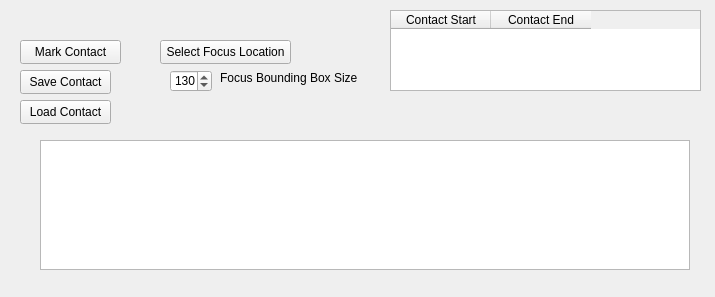
Old version of the form src/WhiskerToolbox/Whisker_Widget/contact_widget.ui in the repository paulmthompson/WhiskerToolbox.
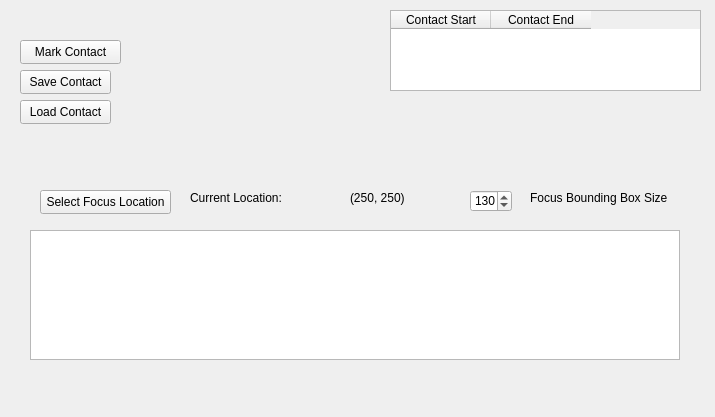
New version of the form.

Commit message: can view the selected pole position

```diff
--- a/src/WhiskerToolbox/Whisker_Widget/contact_widget.ui
+++ b/src/WhiskerToolbox/Whisker_Widget/contact_widget.ui
@@ -7,7 +7,7 @@
     <x>0</x>
     <y>0</y>
     <width>715</width>
-    <height>297</height>
+    <height>417</height>
    </rect>
   </property>
   <property name="windowTitle">
@@ -75,8 +75,8 @@
   <widget class="QGraphicsView" name="graphicsView">
    <property name="geometry">
     <rect>
-     <x>40</x>
-     <y>140</y>
+     <x>30</x>
+     <y>230</y>
      <width>650</width>
      <height>130</height>
     </rect>
@@ -91,8 +91,8 @@
   <widget class="QPushButton" name="pole_select">
    <property name="geometry">
     <rect>
-     <x>160</x>
-     <y>40</y>
+     <x>40</x>
+     <y>190</y>
      <width>131</width>
      <height>24</height>
     </rect>
@@ -104,8 +104,8 @@
   <widget class="QSpinBox" name="bounding_box_size">
    <property name="geometry">
     <rect>
-     <x>170</x>
-     <y>70</y>
+     <x>470</x>
+     <y>190</y>
      <width>42</width>
      <height>22</height>
     </rect>
@@ -120,8 +120,8 @@
   <widget class="QLabel" name="label">
    <property name="geometry">
     <rect>
-     <x>220</x>
-     <y>70</y>
+     <x>530</x>
+     <y>190</y>
      <width>141</width>
      <height>16</height>
     </rect>
@@ -130,6 +130,32 @@
     <string>Focus Bounding Box Size</string>
    </property>
   </widget>
+  <widget class="QLabel" name="label_2">
+   <property name="geometry">
+    <rect>
+     <x>190</x>
+     <y>190</y>
+     <width>121</width>
+     <height>16</height>
+    </rect>
+   </property>
+   <property name="text">
+    <string>Current Location: </string>
+   </property>
+  </widget>
+  <widget class="QLabel" name="current_location_label">
+   <property name="geometry">
+    <rect>
+     <x>350</x>
+     <y>190</y>
+     <width>71</width>
+     <height>16</height>
+    </rect>
+   </property>
+   <property name="text">
+    <string>(250, 250)</string>
+   </property>
+  </widget>
  </widget>
  <resources/>
  <connections/>
```
The commit also changes 2 other files.
